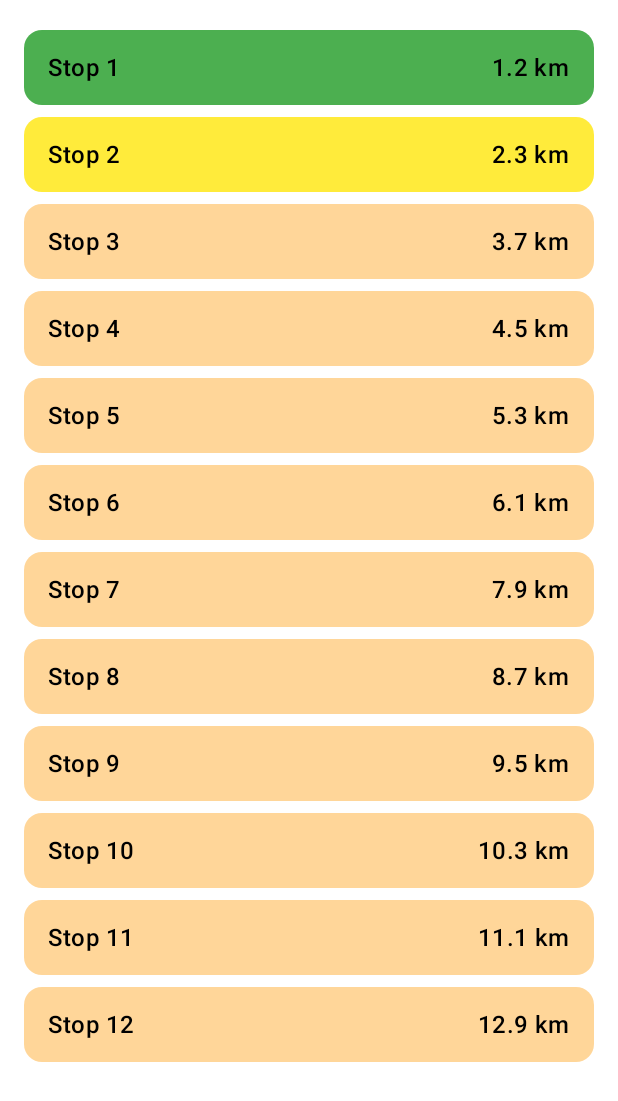
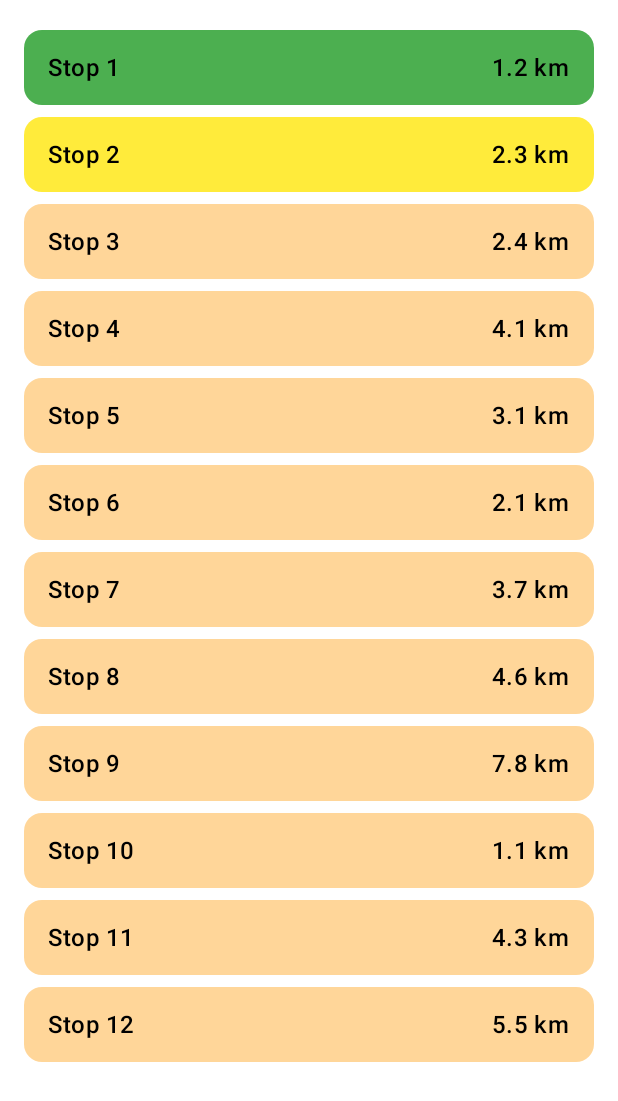
Before and after one commit to dikshasethi2511/Mobile_Computing_Assignment_1, an Android app built with Jetpack Compose: the @Preview function StopsColumnPreview, on a phone screen of 412 x 824 dp. Shown: the top 1101 px of the screen. Run offline under Robolectric (Android 15) with nearby library versions, the phone set to English and light mode, and no system bars.

Commit message:
chore: added hardcoded lists with different lengths

```diff
--- a/app/src/main/res/values/strings.xml
+++ b/app/src/main/res/values/strings.xml
@@ -14,14 +14,14 @@
     <string name="stop12_name">Stop 12</string>
     <string name="stop1_distance">1.2</string>
     <string name="stop2_distance">2.3</string>
-    <string name="stop3_distance">3.7</string>
-    <string name="stop4_distance">4.5</string>
-    <string name="stop5_distance">5.3</string>
-    <string name="stop6_distance">6.1</string>
-    <string name="stop7_distance">7.9</string>
-    <string name="stop8_distance">8.7</string>
-    <string name="stop9_distance">9.5</string>
-    <string name="stop10_distance">10.3</string>
-    <string name="stop11_distance">11.1</string>
-    <string name="stop12_distance">12.9</string>
+    <string name="stop3_distance">2.4</string>
+    <string name="stop4_distance">4.1</string>
+    <string name="stop5_distance">3.1</string>
+    <string name="stop6_distance">2.1</string>
+    <string name="stop7_distance">3.7</string>
+    <string name="stop8_distance">4.6</string>
+    <string name="stop9_distance">7.8</string>
+    <string name="stop10_distance">1.1</string>
+    <string name="stop11_distance">4.3</string>
+    <string name="stop12_distance">5.5</string>
 </resources>
```
Also changed, not shown: app/src/main/java/com/example/navigationapp/MainActivity.kt (+34 -0 lines).
